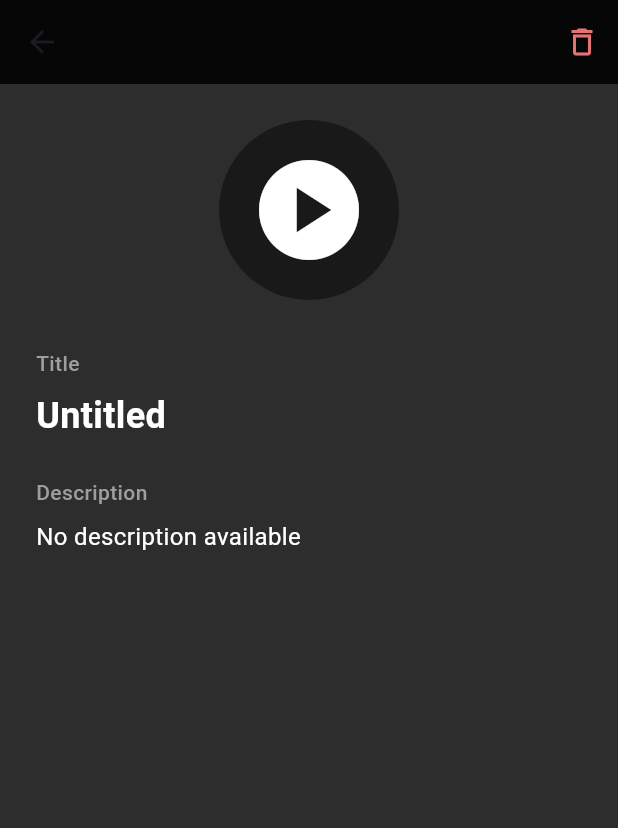
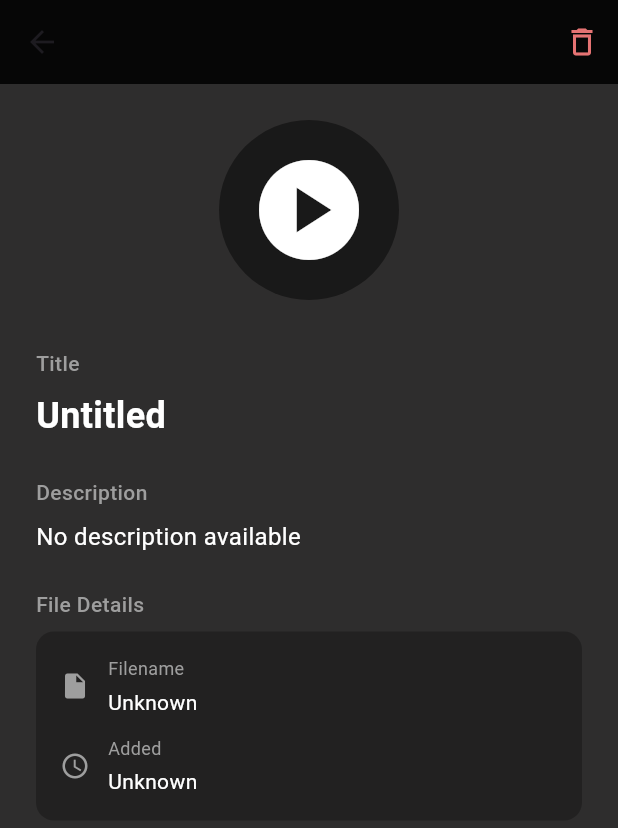
Before and after one commit to KhalilHen/soundboard_0, a Flutter app: the SoundDetailView screen opened directly with empty values, on a phone screen of 412 x 824 dp. Shown: the top 828 px of the screen. Run offline on Flutter 3.47's test engine with Material 3 defaults, Android fonts, the phone set to English and light mode, and no system bars; our stand-ins replace file_picker, just_audio, supabase_flutter; accounts and stored records are empty.

Commit message:
Added  extra sound details

```diff
--- a/lib/pages/sound_detail_view.dart
+++ b/lib/pages/sound_detail_view.dart
@@ -57,7 +57,7 @@ class SoundDetailView extends StatelessWidget {
                 ),
               ),
             ),
-            SizedBox(height: 32),
+            const SizedBox(height: 32),
             Text(
               'Title',
               style: TextStyle(
@@ -75,8 +75,8 @@ class SoundDetailView extends StatelessWidget {
                 fontWeight: FontWeight.bold,
               ),
             ),
-            SizedBox(height: 24),
-            Text(
+            const SizedBox(height: 24),
+            const Text(
               'Description',
               style: TextStyle(
                 color: Colors.grey,
@@ -84,12 +84,87 @@ class SoundDetailView extends StatelessWidget {
                 fontWeight: FontWeight.w500,
               ),
             ),
-            SizedBox(height: 8),
+            const SizedBox(height: 8),
             Text(
               file['description'] ?? 'No description available',
               style: TextStyle(
                 color: Colors.white,
                 fontSize: 16,
+              ),
+            ),
+            SizedBox(height: 24),
+            Text(
+              'File Details',
+              style: TextStyle(
+                color: Colors.grey,
+                fontSize: 14,
+                fontWeight: FontWeight.w500,
+              ),
+            ),
+            SizedBox(height: 8),
+            Container(
+              padding: EdgeInsets.all(16),
+              decoration: BoxDecoration(
+                color: Colors.black26,
+                borderRadius: BorderRadius.circular(12),
+              ),
+              child: Column(
+                crossAxisAlignment: CrossAxisAlignment.start,
+                children: [
+                  Row(
+                    children: [
+                      Icon(Icons.insert_drive_file, size: 20, color: Colors.grey),
+                      SizedBox(width: 12),
+                      Column(
+                        crossAxisAlignment: CrossAxisAlignment.start,
+                        children: [
+                          Text(
+                            'Filename',
+                            style: TextStyle(
+                              color: Colors.grey,
+                              fontSize: 12,
+                            ),
+                          ),
+                          SizedBox(height: 4),
+                          Text(
+                            file['file_path'] ?? 'Unknown',
+                            style: TextStyle(
+                              color: Colors.white,
+                              fontSize: 14,
+                            ),
+                          ),
+                        ],
+                      ),
+                    ],
+                  ),
+                  SizedBox(height: 12),
+                  Row(
+                    children: [
+                      Icon(Icons.access_time, size: 20, color: Colors.grey),
+                      SizedBox(width: 12),
+                      Column(
+                        crossAxisAlignment: CrossAxisAlignment.start,
+                        children: [
+                          Text(
+                            'Added',
+                            style: TextStyle(
+                              color: Colors.grey,
+                              fontSize: 12,
+                            ),
+                          ),
+                          SizedBox(height: 4),
+                          Text(
+                            file['created_at'] ?? 'Unknown',
+                            style: TextStyle(
+                              color: Colors.white,
+                              fontSize: 14,
+                            ),
+                          ),
+                        ],
+                      ),
+                    ],
+                  ),
+                ],
               ),
             ),
           ],
```
